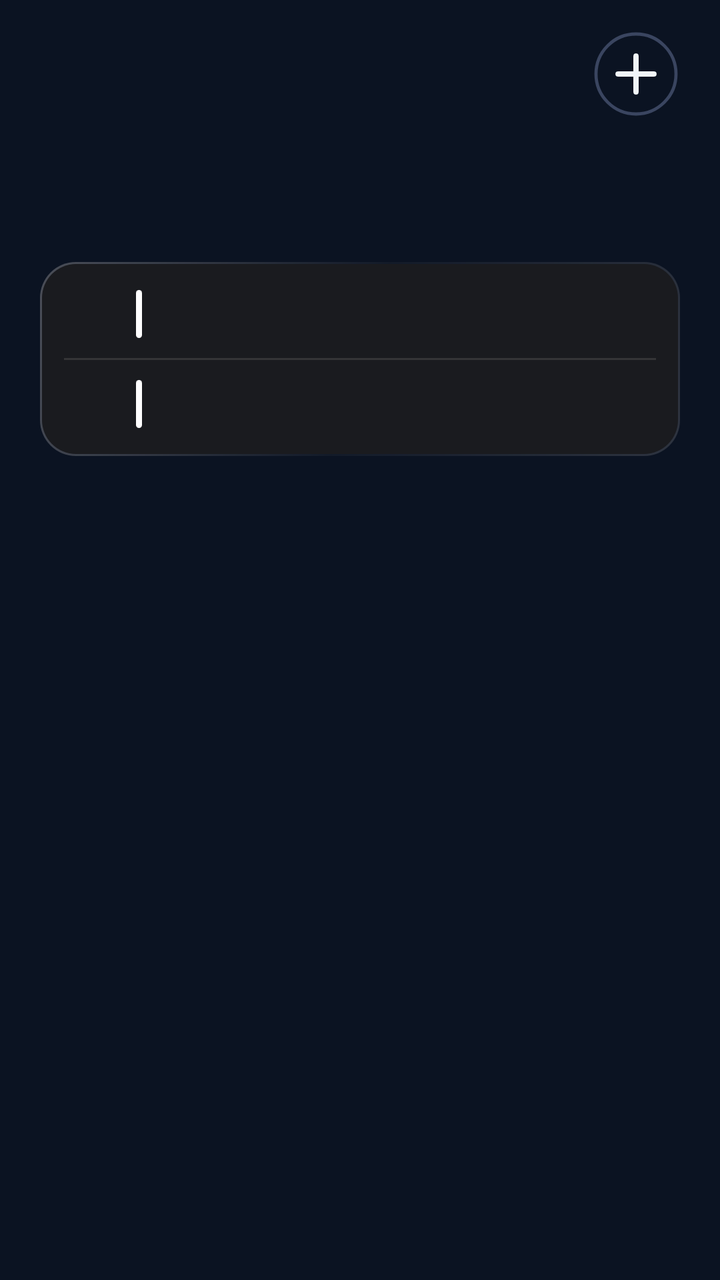
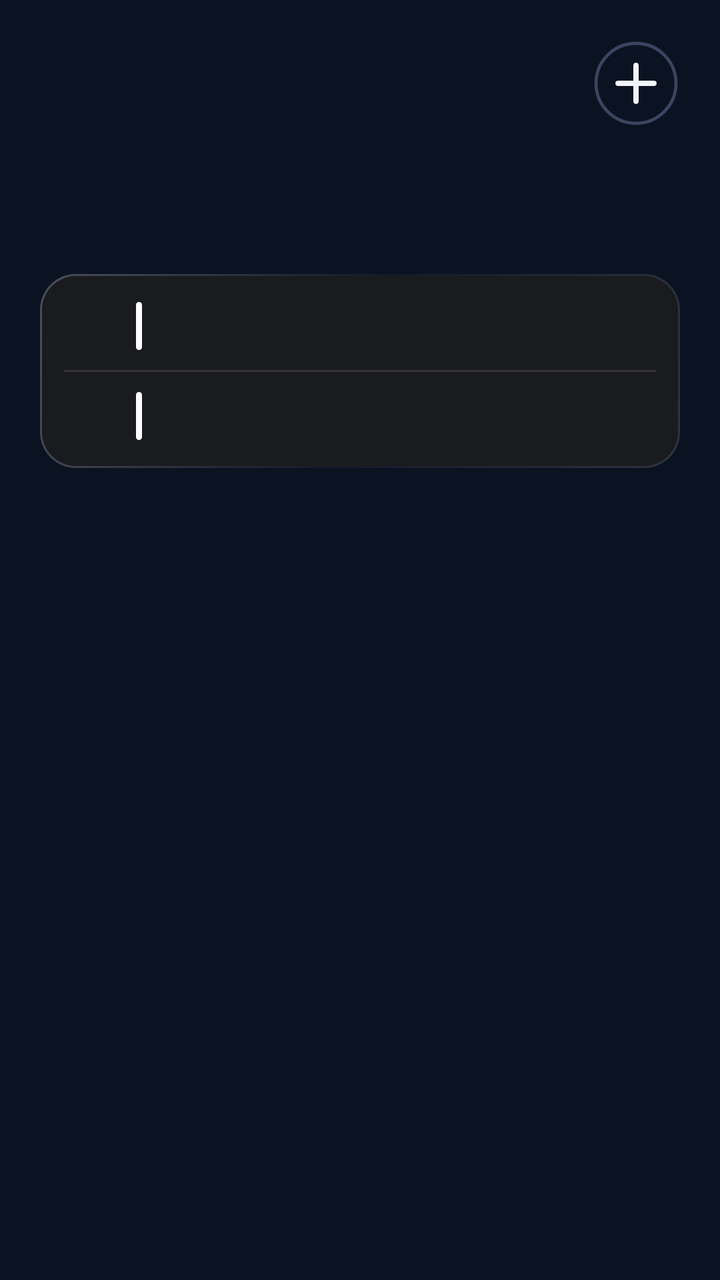

The first picture is an Android layout as it rendered before a commit; the second is the same layout after the commit. The layout source and the unified diff follow.
<!-- AndroidManifest.xml: application theme AppTheme -->
<!-- res/layout/cal_k2.xml -->
<?xml version="1.0" encoding="utf-8"?>
<FrameLayout
    xmlns:android="http://schemas.android.com/apk/res/android"
    android:id="@+id/root"
    android:layout_width="match_parent"
    android:layout_height="match_parent"
    android:padding="0dp">

    <ImageView
        android:id="@+id/cal_bg"
        android:layout_width="match_parent"
        android:layout_height="match_parent"
        android:importantForAccessibility="no"
        android:scaleType="fitXY" />
    <LinearLayout
        android:id="@+id/panel"
        android:layout_width="match_parent"
        android:layout_height="match_parent"
        android:background="@drawable/cal_panel"
        android:orientation="vertical"
        android:paddingStart="20dp"
        android:paddingTop="13dp"
        android:paddingEnd="20dp"
        android:paddingBottom="14dp">

        
        <LinearLayout
            android:layout_width="match_parent"
            android:layout_height="48dp"
            android:gravity="center_vertical"
            android:orientation="horizontal">
        
        <ImageView
            android:id="@+id/cal_day"
            android:layout_width="wrap_content"
            android:layout_height="33.4dp"
            android:layout_gravity="top"
            android:layout_marginTop="6.6dp"
            android:adjustViewBounds="true"
            android:scaleType="fitStart" />

            <LinearLayout
                android:layout_width="0dp"
                android:layout_height="wrap_content"
                android:layout_marginStart="12dp"
                android:layout_weight="1"
                android:orientation="vertical">
                <ImageView
                    android:id="@+id/cal_month"
                    android:layout_width="match_parent"
                    android:layout_height="23dp"
                    android:adjustViewBounds="true"
                    android:scaleType="fitStart" />
                <ImageView
                    android:id="@+id/cal_sub"
                    android:layout_width="match_parent"
                    android:layout_height="18dp"
                    android:adjustViewBounds="true"
                    android:layout_marginTop="2dp"
                    android:scaleType="fitStart" />
            </LinearLayout>

            <ImageView
                android:id="@+id/btn_add"
                android:layout_width="44dp"
                android:layout_height="44dp"
                android:contentDescription="New event"
                android:src="@drawable/ic_cal_add" />
        </LinearLayout>

        
        <LinearLayout
            android:layout_width="match_parent"
            android:layout_height="54dp"
            android:layout_marginTop="8dp"
            android:orientation="horizontal">
            <LinearLayout
                android:layout_width="0dp"
                android:layout_height="match_parent"
                android:layout_weight="1"
                android:gravity="center_horizontal"
                android:orientation="vertical">
                
                <LinearLayout
                    android:id="@+id/wk_col_0"
                    android:layout_width="40dp"
                    android:layout_height="match_parent"
                    android:gravity="center_horizontal"
                    android:orientation="vertical"
                    android:paddingTop="4dp">
                    <ImageView
                        android:id="@+id/wk_label_0"
                        android:layout_width="wrap_content"
                        android:layout_height="16dp"
                        android:adjustViewBounds="true"
                        android:scaleType="fitCenter" />
                    <ImageView
                        android:id="@+id/wk_num_0"
                        android:layout_width="wrap_content"
                        android:layout_height="34dp"
                        android:adjustViewBounds="true"
                        android:layout_marginTop="0dp"
                        android:scaleType="fitCenter" />
                </LinearLayout>
            </LinearLayout>
            <LinearLayout
                android:layout_width="0dp"
                android:layout_height="match_parent"
                android:layout_weight="1"
                android:gravity="center_horizontal"
                android:orientation="vertical">
                
                <LinearLayout
                    android:id="@+id/wk_col_1"
                    android:layout_width="40dp"
                    android:layout_height="match_parent"
                    android:gravity="center_horizontal"
                    android:orientation="vertical"
                    android:paddingTop="4dp">
                    <ImageView
                        android:id="@+id/wk_label_1"
                        android:layout_width="wrap_content"
                        android:layout_height="16dp"
                        android:adjustViewBounds="true"
                        android:scaleType="fitCenter" />
                    <ImageView
                        android:id="@+id/wk_num_1"
                        android:layout_width="wrap_content"
                        android:layout_height="34dp"
                        android:adjustViewBounds="true"
                        android:layout_marginTop="0dp"
                        android:scaleType="fitCenter" />
                </LinearLayout>
            </LinearLayout>
            <LinearLayout
                android:layout_width="0dp"
                android:layout_height="match_parent"
                android:layout_weight="1"
                android:gravity="center_horizontal"
                android:orientation="vertical">
                
                <LinearLayout
                    android:id="@+id/wk_col_2"
                    android:layout_width="40dp"
                    android:layout_height="match_parent"
                    android:gravity="center_horizontal"
                    android:orientation="vertical"
                    android:paddingTop="4dp">
                    <ImageView
                        android:id="@+id/wk_label_2"
                        android:layout_width="wrap_content"
                        android:layout_height="16dp"
                        android:adjustViewBounds="true"
                        android:scaleType="fitCenter" />
                    <ImageView
                        android:id="@+id/wk_num_2"
                        android:layout_width="wrap_content"
                        android:layout_height="34dp"
                        android:adjustViewBounds="true"
                        android:layout_marginTop="0dp"
                        android:scaleType="fitCenter" />
                </LinearLayout>
            </LinearLayout>
            <LinearLayout
                android:layout_width="0dp"
                android:layout_height="match_parent"
                android:layout_weight="1"
                android:gravity="center_horizontal"
                android:orientation="vertical">
                
                <LinearLayout
                    android:id="@+id/wk_col_3"
                    android:layout_width="40dp"
                    android:layout_height="match_parent"
                    android:gravity="center_horizontal"
                    android:orientation="vertical"
                    android:paddingTop="4dp">
                    <ImageView
                        android:id="@+id/wk_label_3"
                        android:layout_width="wrap_content"
                        android:layout_height="16dp"
                        android:adjustViewBounds="true"
                        android:scaleType="fitCenter" />
                    <ImageView
                        android:id="@+id/wk_num_3"
                        android:layout_width="wrap_content"
                        android:layout_height="34dp"
                        android:adjustViewBounds="true"
                        android:layout_marginTop="0dp"
                        android:scaleType="fitCenter" />
                </LinearLayout>
            </LinearLayout>
            <LinearLayout
                android:layout_width="0dp"
                android:layout_height="match_parent"
                android:layout_weight="1"
                android:gravity="center_horizontal"
                android:orientation="vertical">
                
                <LinearLayout
                    android:id="@+id/wk_col_4"
                    android:layout_width="40dp"
                    android:layout_height="match_parent"
                    android:gravity="center_horizontal"
                    android:orientation="vertical"
                    android:paddingTop="4dp">
                    <ImageView
                        android:id="@+id/wk_label_4"
                        android:layout_width="wrap_content"
                        android:layout_height="16dp"
                        android:adjustViewBounds="true"
                        android:scaleType="fitCenter" />
                    <ImageView
                        android:id="@+id/wk_num_4"
                        android:layout_width="wrap_content"
                        android:layout_height="34dp"
                        android:adjustViewBounds="true"
                        android:layout_marginTop="0dp"
                        android:scaleType="fitCenter" />
                </LinearLayout>
            </LinearLayout>
            <LinearLayout
                android:layout_width="0dp"
                android:layout_height="match_parent"
                android:layout_weight="1"
                android:gravity="center_horizontal"
                android:orientation="vertical">
                
                <LinearLayout
                    android:id="@+id/wk_col_5"
                    android:layout_width="40dp"
                    android:layout_height="match_parent"
                    android:gravity="center_horizontal"
                    android:orientation="vertical"
                    android:paddingTop="4dp">
                    <ImageView
                        android:id="@+id/wk_label_5"
                        android:layout_width="wrap_content"
                        android:layout_height="16dp"
                        android:adjustViewBounds="true"
                        android:scaleType="fitCenter" />
                    <ImageView
                        android:id="@+id/wk_num_5"
                        android:layout_width="wrap_content"
                        android:layout_height="34dp"
                        android:adjustViewBounds="true"
                        android:layout_marginTop="0dp"
                        android:scaleType="fitCenter" />
                </LinearLayout>
            </LinearLayout>
            <LinearLayout
                android:layout_width="0dp"
                android:layout_height="match_parent"
                android:layout_weight="1"
                android:gravity="center_horizontal"
                android:orientation="vertical">
                
                <LinearLayout
                    android:id="@+id/wk_col_6"
                    android:layout_width="40dp"
                    android:layout_height="match_parent"
                    android:gravity="center_horizontal"
                    android:orientation="vertical"
                    android:paddingTop="4dp">
                    <ImageView
                        android:id="@+id/wk_label_6"
                        android:layout_width="wrap_content"
                        android:layout_height="16dp"
                        android:adjustViewBounds="true"
                        android:scaleType="fitCenter" />
                    <ImageView
                        android:id="@+id/wk_num_6"
                        android:layout_width="wrap_content"
                        android:layout_height="34dp"
                        android:adjustViewBounds="true"
                        android:layout_marginTop="0dp"
                        android:scaleType="fitCenter" />
                </LinearLayout>
            </LinearLayout>
        </LinearLayout>


        
        <LinearLayout
            android:id="@+id/cal_events"
            android:layout_width="match_parent"
            android:layout_height="wrap_content"
            android:layout_marginTop="8dp"
            android:background="@drawable/cal_card"
            android:orientation="vertical"
            android:paddingTop="4dp"
            android:paddingBottom="4dp"
            android:paddingEnd="12dp">
            <LinearLayout
                android:id="@+id/cal_row_0"
                android:layout_width="match_parent"
                android:layout_height="44dp"
                android:gravity="center_vertical"
                android:orientation="horizontal">
                
                <LinearLayout
                    android:id="@+id/cal_day_0"
                    android:layout_width="44dp"
                    android:layout_height="wrap_content"
                    android:gravity="center_horizontal"
                    android:orientation="vertical">
                    <ImageView
                        android:id="@+id/cal_dname_0"
                        android:layout_width="wrap_content"
                        android:layout_height="12dp"
                        android:adjustViewBounds="true"
                        android:scaleType="fitCenter" />
                    <ImageView
                        android:id="@+id/cal_dnum_0"
                        android:layout_width="wrap_content"
                        android:layout_height="20dp"
                        android:adjustViewBounds="true"
                        android:scaleType="fitCenter" />
                </LinearLayout>
                <ImageView
                    android:id="@+id/cal_bar_0"
                    android:layout_width="3dp"
                    android:layout_height="24dp"
                    android:layout_marginStart="4dp"
                    android:layout_marginEnd="10dp"
                    android:scaleType="fitXY"
                    android:src="@drawable/cal_bar" />
                <LinearLayout
                    android:layout_width="0dp"
                    android:layout_height="wrap_content"
                    android:layout_weight="1"
                    android:orientation="vertical">
                    <ImageView
                        android:id="@+id/cal_title_0"
                        android:layout_width="match_parent"
                        android:layout_height="19dp"
                        android:adjustViewBounds="true"
                        android:scaleType="fitStart" />
                    <LinearLayout
                        android:layout_width="match_parent"
                        android:layout_height="wrap_content"
                        android:orientation="horizontal">
                        <ImageView
                            android:id="@+id/cal_time_0"
                            android:layout_width="wrap_content"
                            android:layout_height="14dp"
                            android:adjustViewBounds="true"
                            android:scaleType="fitStart" />
                        <ImageView
                            android:id="@+id/cal_hint_0"
                            android:layout_width="wrap_content"
                            android:layout_height="14dp"
                            android:adjustViewBounds="true"
                            android:layout_marginStart="8dp"
                            android:scaleType="fitStart" />
                    </LinearLayout>
                </LinearLayout>
            </LinearLayout>
            <ImageView
                android:id="@+id/cal_sep_1"
                android:layout_width="match_parent"
                android:layout_height="1dp"
                android:layout_marginStart="12dp"
                android:importantForAccessibility="no"
                android:scaleType="fitXY"
                android:src="@drawable/cur_div" />
            <LinearLayout
                android:id="@+id/cal_row_1"
                android:layout_width="match_parent"
                android:layout_height="44dp"
                android:gravity="center_vertical"
                android:orientation="horizontal">
                
                <LinearLayout
                    android:id="@+id/cal_day_1"
                    android:layout_width="44dp"
                    android:layout_height="wrap_content"
                    android:gravity="center_horizontal"
                    android:orientation="vertical">
                    <ImageView
                        android:id="@+id/cal_dname_1"
                        android:layout_width="wrap_content"
                        android:layout_height="12dp"
                        android:adjustViewBounds="true"
                        android:scaleType="fitCenter" />
                    <ImageView
                        android:id="@+id/cal_dnum_1"
                        android:layout_width="wrap_content"
                        android:layout_height="20dp"
                        android:adjustViewBounds="true"
                        android:scaleType="fitCenter" />
                </LinearLayout>
                <ImageView
                    android:id="@+id/cal_bar_1"
                    android:layout_width="3dp"
                    android:layout_height="24dp"
                    android:layout_marginStart="4dp"
                    android:layout_marginEnd="10dp"
                    android:scaleType="fitXY"
                    android:src="@drawable/cal_bar" />
                <LinearLayout
                    android:layout_width="0dp"
                    android:layout_height="wrap_content"
                    android:layout_weight="1"
                    android:orientation="vertical">
                    <ImageView
                        android:id="@+id/cal_title_1"
                        android:layout_width="match_parent"
                        android:layout_height="19dp"
                        android:adjustViewBounds="true"
                        android:scaleType="fitStart" />
                    <LinearLayout
                        android:layout_width="match_parent"
                        android:layout_height="wrap_content"
                        android:orientation="horizontal">
                        <ImageView
                            android:id="@+id/cal_time_1"
                            android:layout_width="wrap_content"
                            android:layout_height="14dp"
                            android:adjustViewBounds="true"
                            android:scaleType="fitStart" />
                        <ImageView
                            android:id="@+id/cal_hint_1"
                            android:layout_width="wrap_content"
                            android:layout_height="14dp"
                            android:adjustViewBounds="true"
                            android:layout_marginStart="8dp"
                            android:scaleType="fitStart" />
                    </LinearLayout>
                </LinearLayout>
            </LinearLayout>
        </LinearLayout>
    </LinearLayout>
</FrameLayout>
<!-- resources referenced by this layout -->
<resources>
  <!-- drawable cal_bar (drawable) -->
  <?xml version="1.0" encoding="utf-8"?>
  <shape xmlns:android="http://schemas.android.com/apk/res/android" android:shape="rectangle">
      <solid android:color="#FFFFFFFF" />
      <corners android:radius="2dp" />
  </shape>
  <!-- drawable cal_card (drawable) -->
  <?xml version="1.0" encoding="utf-8"?>
  <layer-list xmlns:android="http://schemas.android.com/apk/res/android">
      <item>
          <shape android:shape="rectangle">
              <corners android:radius="18dp" />
              <gradient
                  android:angle="315"
                  android:centerColor="#08F3ECE8"
                  android:endColor="#26F3ECE8"
                  android:startColor="#45F3ECE8" />
          </shape>
      </item>
      <item
          android:bottom="1dp"
          android:left="1dp"
          android:right="1dp"
          android:top="1dp">
          <shape android:shape="rectangle">
              <corners android:radius="17dp" />
              <solid android:color="#FF1A1B1F" />
          </shape>
      </item>
  </layer-list>
  <!-- drawable cal_panel (drawable) -->
  <?xml version="1.0" encoding="utf-8"?>
  <shape xmlns:android="http://schemas.android.com/apk/res/android" android:shape="rectangle">
      <solid android:color="#00000000" />
      <corners android:radius="@dimen/widget_radius" />
  </shape>
  <!-- drawable cur_div (drawable) -->
  <?xml version="1.0" encoding="utf-8"?>
  <shape xmlns:android="http://schemas.android.com/apk/res/android" android:shape="rectangle">
      <solid android:color="#1FF0EBE4" />
  </shape>
  <!-- drawable ic_cal_add (drawable) -->
  <?xml version="1.0" encoding="utf-8"?>
  <vector xmlns:android="http://schemas.android.com/apk/res/android"
      android:width="44dp"
      android:height="44dp"
      android:viewportWidth="44"
      android:viewportHeight="44">
      <path
          android:pathData="M22,22m-20,0a20,20 0,1 1,40 0a20,20 0,1 1,-40 0"
          android:strokeColor="#FF3A4560"
          android:strokeWidth="1.6" />
      <path
          android:pathData="M13,22L31,22M22,13L22,31"
          android:strokeColor="#FFF1F5F9"
          android:strokeLineCap="round"
          android:strokeWidth="2.6" />
  </vector>
  <style name="AppTheme" parent="@android:style/Theme.DeviceDefault.NoActionBar">
          <item name="android:colorAccent">#DF8B35</item>
          <item name="android:colorControlActivated">#DF8B35</item>
          <item name="android:windowBackground">#0B1322</item>
          <item name="android:statusBarColor">#0E111A</item>
          <item name="android:navigationBarColor">#0B1322</item>
          <item name="android:textColorHint">#718096</item>
      </style>
  <dimen name="widget_radius">28dp</dimen>
</resources>

<!-- the commit's change to res/layout/cal_k2.xml (unified diff, before → after) -->
@@ -26,8 +26,8 @@
         
         <LinearLayout
             android:layout_width="match_parent"
-            android:layout_height="48dp"
-            android:gravity="center_vertical"
+            android:layout_height="51dp"
+            android:gravity="top"
             android:orientation="horizontal">
         
         <ImageView
@@ -43,6 +43,7 @@
                 android:layout_width="0dp"
                 android:layout_height="wrap_content"
                 android:layout_marginStart="12dp"
+                android:layout_marginTop="2.5dp"
                 android:layout_weight="1"
                 android:orientation="vertical">
                 <ImageView
@@ -64,6 +65,7 @@
                 android:id="@+id/btn_add"
                 android:layout_width="44dp"
                 android:layout_height="44dp"
+                android:layout_marginTop="6.6dp"
                 android:contentDescription="New event"
                 android:src="@drawable/ic_cal_add" />
         </LinearLayout>
@@ -72,18 +74,16 @@
         <LinearLayout
             android:layout_width="match_parent"
             android:layout_height="54dp"
-            android:layout_marginTop="8dp"
+            android:layout_marginTop="9.1dp"
             android:orientation="horizontal">
             <LinearLayout
-                android:layout_width="0dp"
-                android:layout_height="match_parent"
-                android:layout_weight="1"
-                android:gravity="center_horizontal"
+                android:layout_width="40dp"
+                android:layout_height="match_parent"
                 android:orientation="vertical">
                 
                 <LinearLayout
                     android:id="@+id/wk_col_0"
-                    android:layout_width="40dp"
+                    android:layout_width="match_parent"
                     android:layout_height="match_parent"
                     android:gravity="center_horizontal"
                     android:orientation="vertical"
@@ -103,16 +103,18 @@
                         android:scaleType="fitCenter" />
                 </LinearLayout>
             </LinearLayout>
-            <LinearLayout
-                android:layout_width="0dp"
-                android:layout_height="match_parent"
-                android:layout_weight="1"
-                android:gravity="center_horizontal"
+            <FrameLayout
+                android:layout_width="0dp"
+                android:layout_height="1dp"
+                android:layout_weight="1" />
+            <LinearLayout
+                android:layout_width="40dp"
+                android:layout_height="match_parent"
                 android:orientation="vertical">
                 
                 <LinearLayout
                     android:id="@+id/wk_col_1"
-                    android:layout_width="40dp"
+                    android:layout_width="match_parent"
                     android:layout_height="match_parent"
                     android:gravity="center_horizontal"
                     android:orientation="vertical"
@@ -132,16 +134,18 @@
                         android:scaleType="fitCenter" />
                 </LinearLayout>
             </LinearLayout>
-            <LinearLayout
-                android:layout_width="0dp"
-                android:layout_height="match_parent"
-                android:layout_weight="1"
-                android:gravity="center_horizontal"
+            <FrameLayout
+                android:layout_width="0dp"
+                android:layout_height="1dp"
+                android:layout_weight="1" />
+            <LinearLayout
+                android:layout_width="40dp"
+                android:layout_height="match_parent"
                 android:orientation="vertical">
                 
                 <LinearLayout
                     android:id="@+id/wk_col_2"
-                    android:layout_width="40dp"
+                    android:layout_width="match_parent"
                     android:layout_height="match_parent"
                     android:gravity="center_horizontal"
                     android:orientation="vertical"
@@ -161,16 +165,18 @@
                         android:scaleType="fitCenter" />
                 </LinearLayout>
             </LinearLayout>
-            <LinearLayout
-                android:layout_width="0dp"
-                android:layout_height="match_parent"
-                android:layout_weight="1"
-                android:gravity="center_horizontal"
+            <FrameLayout
+                android:layout_width="0dp"
+                android:layout_height="1dp"
+                android:layout_weight="1" />
+            <LinearLayout
+                android:layout_width="40dp"
+                android:layout_height="match_parent"
                 android:orientation="vertical">
                 
                 <LinearLayout
                     android:id="@+id/wk_col_3"
-                    android:layout_width="40dp"
+                    android:layout_width="match_parent"
                     android:layout_height="match_parent"
                     android:gravity="center_horizontal"
                     android:orientation="vertical"
@@ -190,16 +196,18 @@
                         android:scaleType="fitCenter" />
                 </LinearLayout>
             </LinearLayout>
-            <LinearLayout
-                android:layout_width="0dp"
-                android:layout_height="match_parent"
-                android:layout_weight="1"
-                android:gravity="center_horizontal"
+            <FrameLayout
+                android:layout_width="0dp"
+                android:layout_height="1dp"
+                android:layout_weight="1" />
+            <LinearLayout
+                android:layout_width="40dp"
+                android:layout_height="match_parent"
                 android:orientation="vertical">
                 
                 <LinearLayout
                     android:id="@+id/wk_col_4"
-                    android:layout_width="40dp"
+                    android:layout_width="match_parent"
                     android:layout_height="match_parent"
                     android:gravity="center_horizontal"
                     android:orientation="vertical"
@@ -219,16 +227,18 @@
                         android:scaleType="fitCenter" />
                 </LinearLayout>
             </LinearLayout>
-            <LinearLayout
-                android:layout_width="0dp"
-                android:layout_height="match_parent"
-                android:layout_weight="1"
-                android:gravity="center_horizontal"
+            <FrameLayout
+                android:layout_width="0dp"
+                android:layout_height="1dp"
+                android:layout_weight="1" />
+            <LinearLayout
+                android:layout_width="40dp"
+                android:layout_height="match_parent"
                 android:orientation="vertical">
                 
                 <LinearLayout
                     android:id="@+id/wk_col_5"
-                    android:layout_width="40dp"
+                    android:layout_width="match_parent"
                     android:layout_height="match_parent"
                     android:gravity="center_horizontal"
                     android:orientation="vertical"
@@ -248,16 +258,18 @@
                         android:scaleType="fitCenter" />
                 </LinearLayout>
             </LinearLayout>
-            <LinearLayout
-                android:layout_width="0dp"
-                android:layout_height="match_parent"
-                android:layout_weight="1"
-                android:gravity="center_horizontal"
+            <FrameLayout
+                android:layout_width="0dp"
+                android:layout_height="1dp"
+                android:layout_weight="1" />
+            <LinearLayout
+                android:layout_width="40dp"
+                android:layout_height="match_parent"
                 android:orientation="vertical">
                 
                 <LinearLayout
                     android:id="@+id/wk_col_6"
-                    android:layout_width="40dp"
+                    android:layout_width="match_parent"
                     android:layout_height="match_parent"
                     android:gravity="center_horizontal"
                     android:orientation="vertical"
@@ -285,7 +297,7 @@
             android:id="@+id/cal_events"
             android:layout_width="match_parent"
             android:layout_height="wrap_content"
-            android:layout_marginTop="8dp"
+            android:layout_marginTop="10dp"
             android:background="@drawable/cal_card"
             android:orientation="vertical"
             android:paddingTop="4dp"
